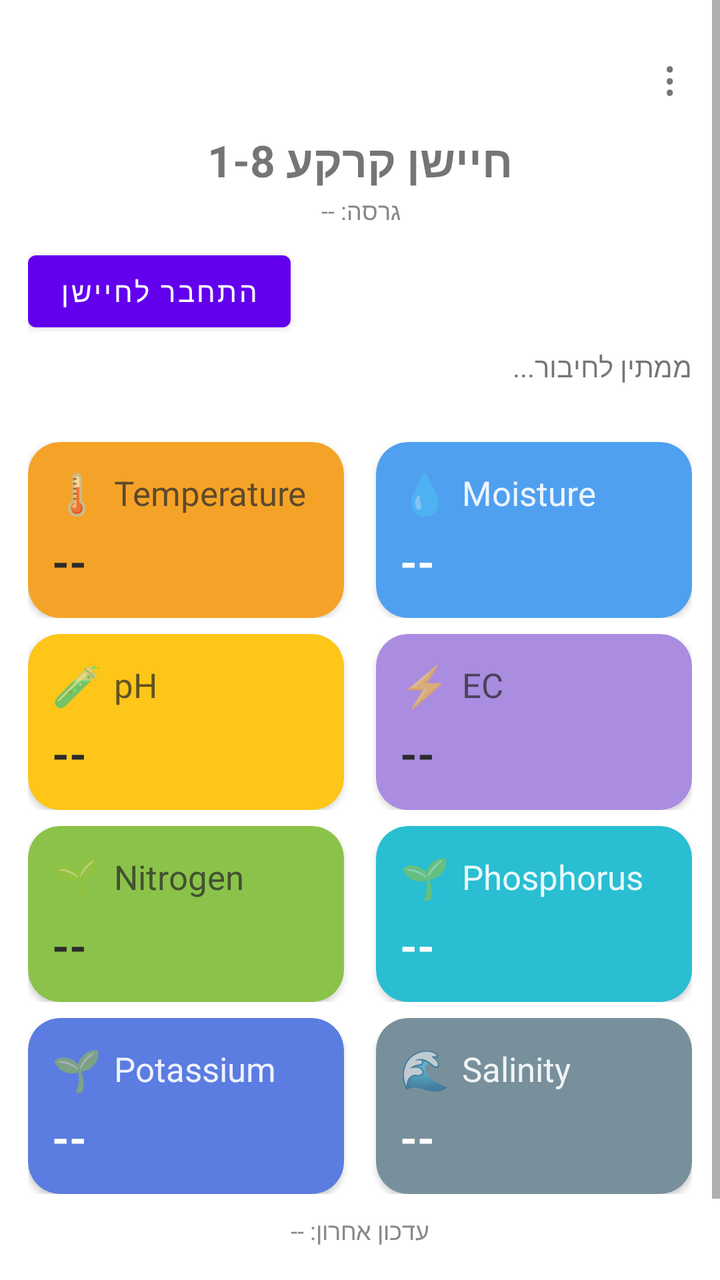
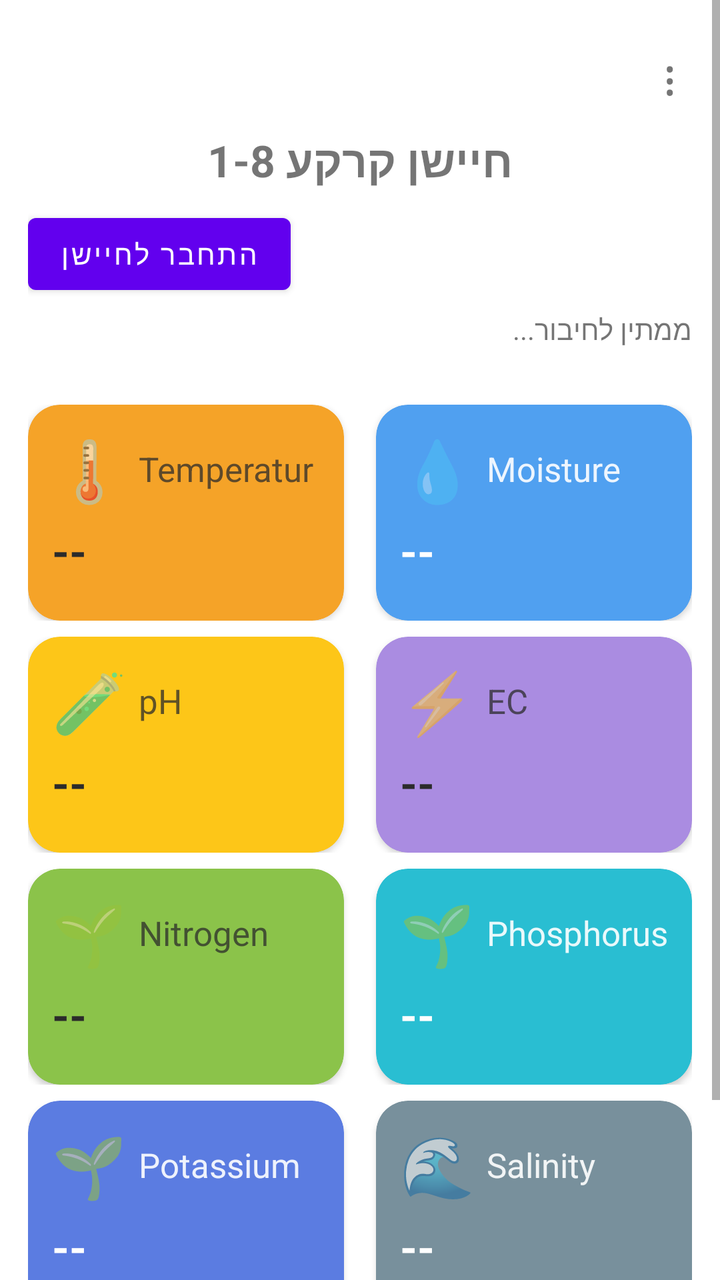

Two renders of the same Android screen: before a commit and after it. Below are the layout's source before the change and the commit's diff.
<!-- AndroidManifest.xml: application theme Theme.SoilSensorReader -->
<!-- res/layout/activity_main.xml -->
<?xml version="1.0" encoding="utf-8"?>
<ScrollView xmlns:android="http://schemas.android.com/apk/res/android"
    xmlns:app="http://schemas.android.com/apk/res-auto"
    android:layout_width="match_parent"
    android:layout_height="match_parent"
    android:background="#FFFFFF">

    <LinearLayout
        android:layout_width="match_parent"
        android:layout_height="wrap_content"
        android:orientation="vertical"
        android:padding="14dp">

        <LinearLayout
            android:layout_width="match_parent"
            android:layout_height="wrap_content"
            android:orientation="horizontal">

            <View
                android:layout_width="0dp"
                android:layout_height="1dp"
                android:layout_weight="1" />

            <TextView
                android:id="@+id/btnMenu"
                android:layout_width="wrap_content"
                android:layout_height="wrap_content"
                android:padding="8dp"
                android:text="⋮"
                android:textSize="24sp"
                android:clickable="true"
                android:focusable="true" />
        </LinearLayout>

        <TextView
            android:id="@+id/tvTitle"
            android:layout_width="match_parent"
            android:layout_height="wrap_content"
            android:layout_marginTop="2dp"
            android:gravity="center"
            android:text="חיישן קרקע 1-8"
            android:textSize="22sp"
            android:textStyle="bold" />

        <TextView
            android:id="@+id/tvVersion"
            android:layout_width="match_parent"
            android:layout_height="wrap_content"
            android:layout_marginTop="2dp"
            android:gravity="center"
            android:text="גרסה: --"
            android:textSize="12sp"
            android:textColor="#888888" />

        <Button
            android:id="@+id/btnConnect"
            android:layout_width="wrap_content"
            android:layout_height="wrap_content"
            android:layout_marginTop="8dp"
            android:text="התחבר לחיישן" />

        <TextView
            android:id="@+id/tvStatus"
            android:layout_width="match_parent"
            android:layout_height="wrap_content"
            android:layout_marginTop="4dp"
            android:text="ממתין לחיבור..."
            android:textSize="14sp" />

        <TextView
            android:id="@+id/tvSensorId"
            android:layout_width="match_parent"
            android:layout_height="wrap_content"
            android:layout_marginTop="2dp"
            android:text=""
            android:textSize="12sp"
            android:textColor="#888888" />

        
        <LinearLayout
            android:layout_width="match_parent"
            android:layout_height="wrap_content"
            android:layout_marginTop="10dp"
            android:orientation="horizontal">

            <androidx.cardview.widget.CardView
                android:layout_width="0dp"
                android:layout_height="wrap_content"
                android:layout_weight="1"
                android:layout_marginEnd="8dp"
                app:cardBackgroundColor="@color/cardTemperature"
                app:cardCornerRadius="16dp"
                app:cardElevation="2dp">

                <LinearLayout
                    android:layout_width="match_parent"
                    android:layout_height="wrap_content"
                    android:orientation="vertical"
                    android:padding="12dp"
                    android:minHeight="88dp">

                    <LinearLayout
                        android:layout_width="match_parent"
                        android:layout_height="wrap_content"
                        android:orientation="horizontal"
                        android:gravity="center_vertical">

                        <TextView style="@style/CardIconDark" android:text="🌡️" />

                        <TextView style="@style/CardTitleDark" android:layout_width="0dp" android:layout_weight="1" android:layout_marginStart="6dp" android:text="Temperature" />
                    </LinearLayout>

                    <TextView
                        android:id="@+id/tvTemperature"
                        style="@style/CardValueDark"
                        android:text="--" />
                </LinearLayout>
            </androidx.cardview.widget.CardView>

            <androidx.cardview.widget.CardView
                android:layout_width="0dp"
                android:layout_height="wrap_content"
                android:layout_weight="1"
                android:layout_marginStart="8dp"
                app:cardBackgroundColor="@color/cardMoisture"
                app:cardCornerRadius="16dp"
                app:cardElevation="2dp">

                <LinearLayout
                    android:layout_width="match_parent"
                    android:layout_height="wrap_content"
                    android:orientation="vertical"
                    android:padding="12dp"
                    android:minHeight="88dp">

                    <LinearLayout
                        android:layout_width="match_parent"
                        android:layout_height="wrap_content"
                        android:orientation="horizontal"
                        android:gravity="center_vertical">

                        <TextView style="@style/CardIconWhite" android:text="💧" />

                        <TextView style="@style/CardTitleWhite" android:layout_width="0dp" android:layout_weight="1" android:layout_marginStart="6dp" android:text="Moisture" />
                    </LinearLayout>

                    <TextView
                        android:id="@+id/tvMoisture"
                        style="@style/CardValueWhite"
                        android:text="--" />
                </LinearLayout>
            </androidx.cardview.widget.CardView>
        </LinearLayout>

        
        <LinearLayout
            android:layout_width="match_parent"
            android:layout_height="wrap_content"
            android:layout_marginTop="8dp"
            android:orientation="horizontal">

            <androidx.cardview.widget.CardView
                android:layout_width="0dp"
                android:layout_height="wrap_content"
                android:layout_weight="1"
                android:layout_marginEnd="8dp"
                app:cardBackgroundColor="@color/cardPh"
                app:cardCornerRadius="16dp"
                app:cardElevation="2dp">

                <LinearLayout
                    android:layout_width="match_parent"
                    android:layout_height="wrap_content"
                    android:orientation="vertical"
                    android:padding="12dp"
                    android:minHeight="88dp">

                    <LinearLayout
                        android:layout_width="match_parent"
                        android:layout_height="wrap_content"
                        android:orientation="horizontal"
                        android:gravity="center_vertical">

                        <TextView style="@style/CardIconDark" android:text="🧪" />

                        <TextView style="@style/CardTitleDark" android:layout_width="0dp" android:layout_weight="1" android:layout_marginStart="6dp" android:text="pH" />
                    </LinearLayout>

                    <TextView
                        android:id="@+id/tvPh"
                        style="@style/CardValueDark"
                        android:text="--" />
                </LinearLayout>
            </androidx.cardview.widget.CardView>

            <androidx.cardview.widget.CardView
                android:layout_width="0dp"
                android:layout_height="wrap_content"
                android:layout_weight="1"
                android:layout_marginStart="8dp"
                app:cardBackgroundColor="@color/cardEc"
                app:cardCornerRadius="16dp"
                app:cardElevation="2dp">

                <LinearLayout
                    android:layout_width="match_parent"
                    android:layout_height="wrap_content"
                    android:orientation="vertical"
                    android:padding="12dp"
                    android:minHeight="88dp">

                    <LinearLayout
                        android:layout_width="match_parent"
                        android:layout_height="wrap_content"
                        android:orientation="horizontal"
                        android:gravity="center_vertical">

                        <TextView style="@style/CardIconDark" android:text="⚡" />

                        <TextView style="@style/CardTitleDark" android:layout_width="0dp" android:layout_weight="1" android:layout_marginStart="6dp" android:text="EC" />
                    </LinearLayout>

                    <TextView
                        android:id="@+id/tvEc"
                        style="@style/CardValueDark"
                        android:text="--" />
                </LinearLayout>
            </androidx.cardview.widget.CardView>
        </LinearLayout>

        
        <LinearLayout
            android:layout_width="match_parent"
            android:layout_height="wrap_content"
            android:layout_marginTop="8dp"
            android:orientation="horizontal">

            <androidx.cardview.widget.CardView
                android:layout_width="0dp"
                android:layout_height="wrap_content"
                android:layout_weight="1"
                android:layout_marginEnd="8dp"
                app:cardBackgroundColor="@color/cardNitrogen"
                app:cardCornerRadius="16dp"
                app:cardElevation="2dp">

                <LinearLayout
                    android:layout_width="match_parent"
                    android:layout_height="wrap_content"
                    android:orientation="vertical"
                    android:padding="12dp"
                    android:minHeight="88dp">

                    <LinearLayout
                        android:layout_width="match_parent"
                        android:layout_height="wrap_content"
                        android:orientation="horizontal"
                        android:gravity="center_vertical">

                        <TextView style="@style/CardIconDark" android:text="🌱" />

                        <TextView style="@style/CardTitleDark" android:layout_width="0dp" android:layout_weight="1" android:layout_marginStart="6dp" android:text="Nitrogen" />
                    </LinearLayout>

                    <TextView
                        android:id="@+id/tvN"
                        style="@style/CardValueDark"
                        android:text="--" />
                </LinearLayout>
            </androidx.cardview.widget.CardView>

            <androidx.cardview.widget.CardView
                android:layout_width="0dp"
                android:layout_height="wrap_content"
                android:layout_weight="1"
                android:layout_marginStart="8dp"
                app:cardBackgroundColor="@color/cardPhosphorus"
                app:cardCornerRadius="16dp"
                app:cardElevation="2dp">

                <LinearLayout
                    android:layout_width="match_parent"
                    android:layout_height="wrap_content"
                    android:orientation="vertical"
                    android:padding="12dp"
                    android:minHeight="88dp">

                    <LinearLayout
                        android:layout_width="match_parent"
                        android:layout_height="wrap_content"
                        android:orientation="horizontal"
                        android:gravity="center_vertical">

                        <TextView style="@style/CardIconWhite" android:text="🌱" />

                        <TextView style="@style/CardTitleWhite" android:layout_width="0dp" android:layout_weight="1" android:layout_marginStart="6dp" android:text="Phosphorus" />
                    </LinearLayout>

                    <TextView
                        android:id="@+id/tvP"
                        style="@style/CardValueWhite"
                        android:text="--" />
                </LinearLayout>
            </androidx.cardview.widget.CardView>
        </LinearLayout>

        
        <LinearLayout
            android:layout_width="match_parent"
            android:layout_height="wrap_content"
            android:layout_marginTop="8dp"
            android:orientation="horizontal">

            <androidx.cardview.widget.CardView
                android:layout_width="0dp"
                android:layout_height="wrap_content"
                android:layout_weight="1"
                android:layout_marginEnd="8dp"
                app:cardBackgroundColor="@color/cardPotassium"
                app:cardCornerRadius="16dp"
                app:cardElevation="2dp">

                <LinearLayout
                    android:layout_width="match_parent"
                    android:layout_height="wrap_content"
                    android:orientation="vertical"
                    android:padding="12dp"
                    android:minHeight="88dp">

                    <LinearLayout
                        android:layout_width="match_parent"
                        android:layout_height="wrap_content"
                        android:orientation="horizontal"
                        android:gravity="center_vertical">

                        <TextView style="@style/CardIconWhite" android:text="🌱" />

                        <TextView style="@style/CardTitleWhite" android:layout_width="0dp" android:layout_weight="1" android:layout_marginStart="6dp" android:text="Potassium" />
                    </LinearLayout>

                    <TextView
                        android:id="@+id/tvK"
                        style="@style/CardValueWhite"
                        android:text="--" />
                </LinearLayout>
            </androidx.cardview.widget.CardView>

            <androidx.cardview.widget.CardView
                android:layout_width="0dp"
                android:layout_height="wrap_content"
                android:layout_weight="1"
                android:layout_marginStart="8dp"
                app:cardBackgroundColor="@color/cardSalinity"
                app:cardCornerRadius="16dp"
                app:cardElevation="2dp">

                <LinearLayout
                    android:layout_width="match_parent"
                    android:layout_height="wrap_content"
                    android:orientation="vertical"
                    android:padding="12dp"
                    android:minHeight="88dp">

                    <LinearLayout
                        android:layout_width="match_parent"
                        android:layout_height="wrap_content"
                        android:orientation="horizontal"
                        android:gravity="center_vertical">

                        <TextView style="@style/CardIconWhite" android:text="🌊" />

                        <TextView style="@style/CardTitleWhite" android:layout_width="0dp" android:layout_weight="1" android:layout_marginStart="6dp" android:text="Salinity" />
                    </LinearLayout>

                    <TextView
                        android:id="@+id/tvSalinity"
                        style="@style/CardValueWhite"
                        android:text="--" />
                </LinearLayout>
            </androidx.cardview.widget.CardView>
        </LinearLayout>

        <TextView
            android:id="@+id/tvLastUpdate"
            android:layout_width="match_parent"
            android:layout_height="wrap_content"
            android:layout_marginTop="10dp"
            android:gravity="center"
            android:text="עדכון אחרון: --"
            android:textSize="12sp"
            android:textColor="#888888" />

        <ImageView
            android:id="@+id/ivBrandLogo"
            android:layout_width="110dp"
            android:layout_height="wrap_content"
            android:layout_gravity="center_horizontal"
            android:layout_marginTop="8dp"
            android:adjustViewBounds="true"
            android:contentDescription="AG-Sense"
            android:src="@drawable/ag_sense_logo" />

    </LinearLayout>
</ScrollView>
<!-- resources referenced by this layout -->
<resources>
  <color name="cardEc">#AA8CE1</color>
  <color name="cardMoisture">#50A0F0</color>
  <color name="cardNitrogen">#8BC34A</color>
  <color name="cardPh">#FDC618</color>
  <color name="cardPhosphorus">#29BED2</color>
  <color name="cardPotassium">#5B7CE1</color>
  <color name="cardSalinity">#78909C</color>
  <color name="cardTemperature">#F5A328</color>
  <!-- drawable ag_sense_logo: png bitmap (drawable-nodpi, 6467 bytes) -->
  <style name="CardIconDark">
          <item name="android:layout_width">wrap_content</item>
          <item name="android:layout_height">wrap_content</item>
          <item name="android:textSize">20sp</item>
      </style>
  <style name="CardIconWhite">
          <item name="android:layout_width">wrap_content</item>
          <item name="android:layout_height">wrap_content</item>
          <item name="android:textSize">20sp</item>
      </style>
  <style name="CardTitleDark">
          <item name="android:layout_width">wrap_content</item>
          <item name="android:layout_height">wrap_content</item>
          <item name="android:textSize">17sp</item>
          <item name="android:textColor">#2B2B2B</item>
          <item name="android:alpha">0.75</item>
          <item name="android:maxLines">1</item>
      </style>
  <style name="CardTitleWhite">
          <item name="android:layout_width">wrap_content</item>
          <item name="android:layout_height">wrap_content</item>
          <item name="android:textSize">17sp</item>
          <item name="android:textColor">#FFFFFF</item>
          <item name="android:alpha">0.9</item>
          <item name="android:maxLines">1</item>
      </style>
  <style name="CardValueDark">
          <item name="android:layout_width">wrap_content</item>
          <item name="android:layout_height">wrap_content</item>
          <item name="android:layout_marginTop">6dp</item>
          <item name="android:textSize">22sp</item>
          <item name="android:textStyle">bold</item>
          <item name="android:textColor">#2B2B2B</item>
      </style>
  <style name="CardValueWhite">
          <item name="android:layout_width">wrap_content</item>
          <item name="android:layout_height">wrap_content</item>
          <item name="android:layout_marginTop">6dp</item>
          <item name="android:textSize">22sp</item>
          <item name="android:textStyle">bold</item>
          <item name="android:textColor">#FFFFFF</item>
      </style>
  <style name="Theme.SoilSensorReader" parent="Theme.MaterialComponents.DayNight.NoActionBar" />
</resources>

<!-- the commit's change to res/layout/activity_main.xml (unified diff, before → after) -->
@@ -42,16 +42,6 @@
             android:textSize="22sp"
             android:textStyle="bold" />
 
-        <TextView
-            android:id="@+id/tvVersion"
-            android:layout_width="match_parent"
-            android:layout_height="wrap_content"
-            android:layout_marginTop="2dp"
-            android:gravity="center"
-            android:text="גרסה: --"
-            android:textSize="12sp"
-            android:textColor="#888888" />
-
         <Button
             android:id="@+id/btnConnect"
             android:layout_width="wrap_content"
@@ -97,7 +87,7 @@
                     android:layout_height="wrap_content"
                     android:orientation="vertical"
                     android:padding="12dp"
-                    android:minHeight="88dp">
+                    android:minHeight="108dp">
 
                     <LinearLayout
                         android:layout_width="match_parent"
@@ -131,7 +121,7 @@
                     android:layout_height="wrap_content"
                     android:orientation="vertical"
                     android:padding="12dp"
-                    android:minHeight="88dp">
+                    android:minHeight="108dp">
 
                     <LinearLayout
                         android:layout_width="match_parent"
@@ -173,7 +163,7 @@
                     android:layout_height="wrap_content"
                     android:orientation="vertical"
                     android:padding="12dp"
-                    android:minHeight="88dp">
+                    android:minHeight="108dp">
 
                     <LinearLayout
                         android:layout_width="match_parent"
@@ -207,7 +197,7 @@
                     android:layout_height="wrap_content"
                     android:orientation="vertical"
                     android:padding="12dp"
-                    android:minHeight="88dp">
+                    android:minHeight="108dp">
 
                     <LinearLayout
                         android:layout_width="match_parent"
@@ -249,7 +239,7 @@
                     android:layout_height="wrap_content"
                     android:orientation="vertical"
                     android:padding="12dp"
-                    android:minHeight="88dp">
+                    android:minHeight="108dp">
 
                     <LinearLayout
                         android:layout_width="match_parent"
@@ -283,7 +273,7 @@
                     android:layout_height="wrap_content"
                     android:orientation="vertical"
                     android:padding="12dp"
-                    android:minHeight="88dp">
+                    android:minHeight="108dp">
 
                     <LinearLayout
                         android:layout_width="match_parent"
@@ -325,7 +315,7 @@
                     android:layout_height="wrap_content"
                     android:orientation="vertical"
                     android:padding="12dp"
-                    android:minHeight="88dp">
+                    android:minHeight="108dp">
 
                     <LinearLayout
                         android:layout_width="match_parent"
@@ -359,7 +349,7 @@
                     android:layout_height="wrap_content"
                     android:orientation="vertical"
                     android:padding="12dp"
-                    android:minHeight="88dp">
+                    android:minHeight="108dp">
 
                     <LinearLayout
                         android:layout_width="match_parent"
<!-- resource entries referenced after the edit -->
@@ -12,12 +12,12 @@
   <style name="CardIconDark">
           <item name="android:layout_width">wrap_content</item>
           <item name="android:layout_height">wrap_content</item>
-          <item name="android:textSize">20sp</item>
+          <item name="android:textSize">30sp</item>
       </style>
   <style name="CardIconWhite">
           <item name="android:layout_width">wrap_content</item>
           <item name="android:layout_height">wrap_content</item>
-          <item name="android:textSize">20sp</item>
+          <item name="android:textSize">30sp</item>
       </style>
   <style name="CardTitleDark">
           <item name="android:layout_width">wrap_content</item>
